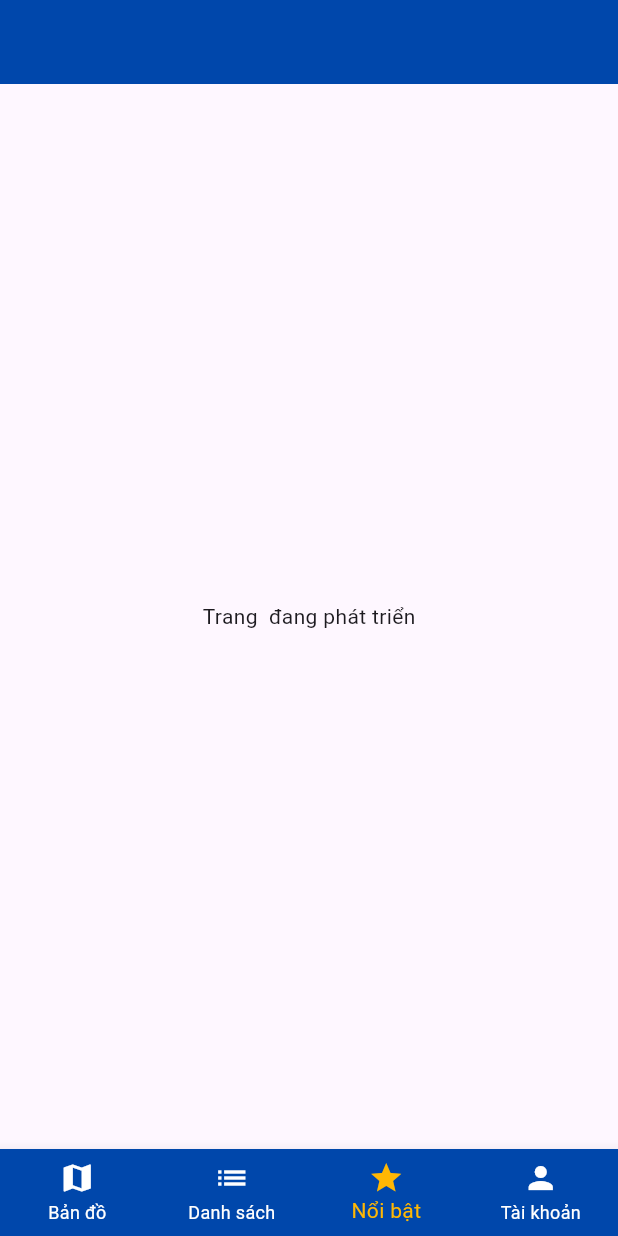
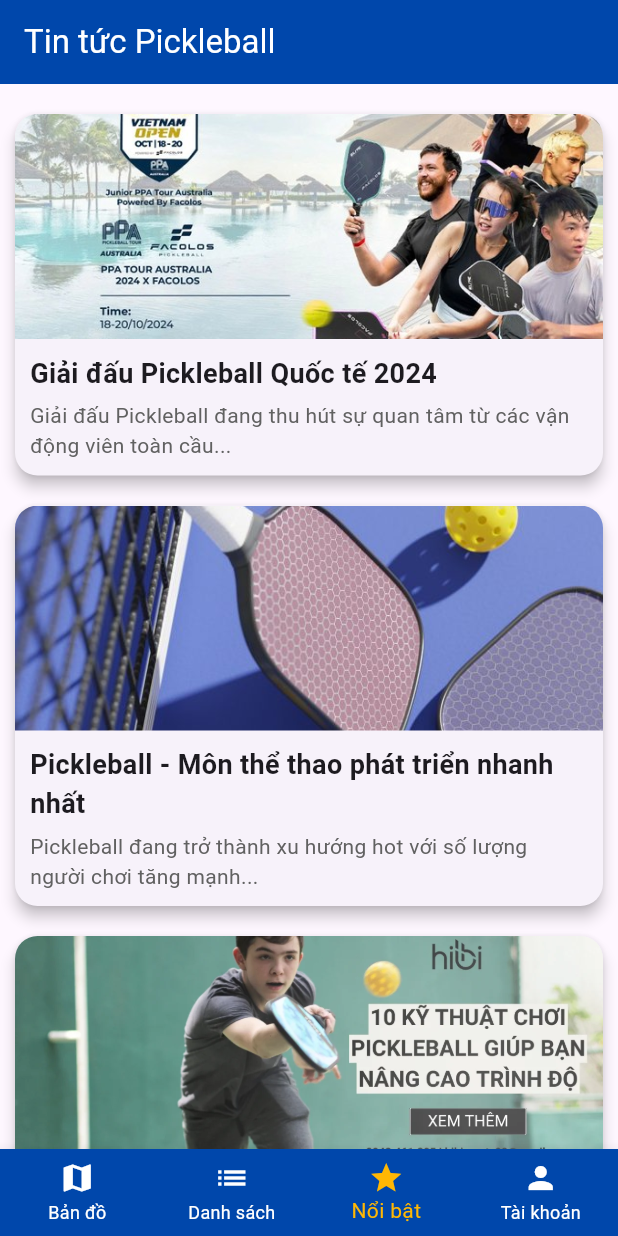
Before and after one commit to Ducthang2303/Datsan_pickleball, a Flutter app: the screen it shows after launch, item 3 of the bottom bar chosen, on a phone screen of 412 x 824 dp. Run offline on Flutter 3.47's test engine with Material 3 defaults, Android fonts, the phone set to English and light mode, and no system bars; our stand-ins replace flutter_map, latlong2.

Commit message:
add starpage

```diff
--- /dev/null
+++ b/lib/colors.dart
@@ -0,0 +1,10 @@
+import 'package:flutter/material.dart';
+
+class AppColors {
+  static const Color Blue = Color(0xFF0047AB); // Màu xanh đậm
+  static const Color Orange = Color(0XFFFFB703); // Màu cam
+  static const Color backgroundColor = Color(0xFF004d00); // Màu nền
+  static const Color textColor = Colors.white; // Màu chữ trắng
+  static const Color buttonColor = Color(0xFF00C853); // Màu nút xanh
+  static const Color pendingColor = Color(0xFFFF0000); // Màu đỏ (Chưa cọc)
+}
--- a/lib/login.dart
+++ b/lib/login.dart
@@ -33,7 +33,7 @@ class _LoginScreenState extends State<LoginScreen> {
                 ),
                 SizedBox(height: 10),
                 Text(
-                  "ALOBO - Đặt lịch online sân thể thao",
+                  "Đặt lịch online sân thể thao",
                   textAlign: TextAlign.center,
                   style: TextStyle(color: Colors.grey[700]),
                 ),
--- a/lib/main.dart
+++ b/lib/main.dart
@@ -2,6 +2,7 @@ import 'package:flutter/material.dart';
 import 'account.dart';
 import 'map.dart';
 import 'list.dart';
+import 'star.dart';
 
 void main() {
   runApp(MyApp());
@@ -29,7 +30,7 @@ class _MainScreenState extends State<MainScreen> {
   final List<Widget> _screens = [
     MapScreen(),
     PickleballListScreen(),
-    EmptyScreen(title: ''),
+    StarScreen(),
     AccountScreen(),
   ];
 
@@ -70,10 +71,7 @@ class EmptyScreen extends StatelessWidget {
   @override
   Widget build(BuildContext context) {
     return Scaffold(
-      appBar: AppBar(
-        title: Text(title),
-        backgroundColor: Color(0xFF0047AB),
-      ),
+
       body: Center(child: Text('Trang $title đang phát triển')),
     );
   }
--- /dev/null
+++ b/lib/star.dart
@@ -0,0 +1,63 @@
+import 'package:flutter/material.dart';
+import 'colors.dart';
+class StarScreen extends StatelessWidget {
+  final List<Map<String, String>> news = [
+    {
+      "title": "Giải đấu Pickleball Quốc tế 2024",
+      "image": "assets/images/Tin1.jpg",
+      "description": "Giải đấu Pickleball đang thu hút sự quan tâm từ các vận động viên toàn cầu...",
+    },
+    {
+      "title": "Pickleball - Môn thể thao phát triển nhanh nhất",
+      "image": "assets/images/Tin2.jpg",
+      "description": "Pickleball đang trở thành xu hướng hot với số lượng người chơi tăng mạnh...",
+    },
+    {
+      "title": "Những kỹ thuật nâng cao trong Pickleball",
+      "image": "assets/images/Tin3.jpg",
+      "description": "Cùng tìm hiểu những kỹ thuật giúp bạn nâng cao trình độ chơi Pickleball...",
+    },
+  ];
+
+  @override
+  Widget build(BuildContext context) {
+    return Scaffold(
+      appBar: AppBar(
+        title: Text("Tin tức Pickleball",style: TextStyle(color: AppColors.textColor),),
+        backgroundColor: AppColors.Blue,
+      ),
+      body: ListView.builder(
+        padding: EdgeInsets.all(10),
+        itemCount: news.length,
+        itemBuilder: (context, index) {
+          final item = news[index];
+          return Card(
+            shape: RoundedRectangleBorder(borderRadius: BorderRadius.circular(15)),
+            elevation: 4,
+            margin: EdgeInsets.symmetric(vertical: 10),
+            child: Column(
+              crossAxisAlignment: CrossAxisAlignment.start,
+              children: [
+                ClipRRect(
+                  borderRadius: BorderRadius.vertical(top: Radius.circular(15)),
+                  child: Image.asset(item["image"]!, fit: BoxFit.cover, width: double.infinity, height: 150),
+                ),
+                Padding(
+                  padding: EdgeInsets.all(10),
+                  child: Column(
+                    crossAxisAlignment: CrossAxisAlignment.start,
+                    children: [
+                      Text(item["title"]!, style: TextStyle(fontSize: 18, fontWeight: FontWeight.bold)),
+                      SizedBox(height: 5),
+                      Text(item["description"]!, style: TextStyle(fontSize: 14, color: Colors.grey[700])),
+                    ],
+                  ),
+                ),
+              ],
+            ),
+          );
+        },
+      ),
+    );
+  }
+}
--- a/pubspec.yaml
+++ b/pubspec.yaml
@@ -60,9 +60,9 @@ flutter:
   uses-material-design: true
 
   # To add assets to your application, add an assets section, like this:
-  # assets:
-  #   - images/a_dot_burr.jpeg
-  #   - images/a_dot_ham.jpeg
+  assets:
+    - assets/images/
+
 
   # An image asset can refer to one or more resolution-specific "variants", see
   # https://flutter.dev/to/resolution-aware-images
```
Also changed, not shown: assets/images/Tin1.jpg (added), assets/images/Tin2.jpg (added), assets/images/Tin3.jpg (added), pubspec.lock, 1 other file.
